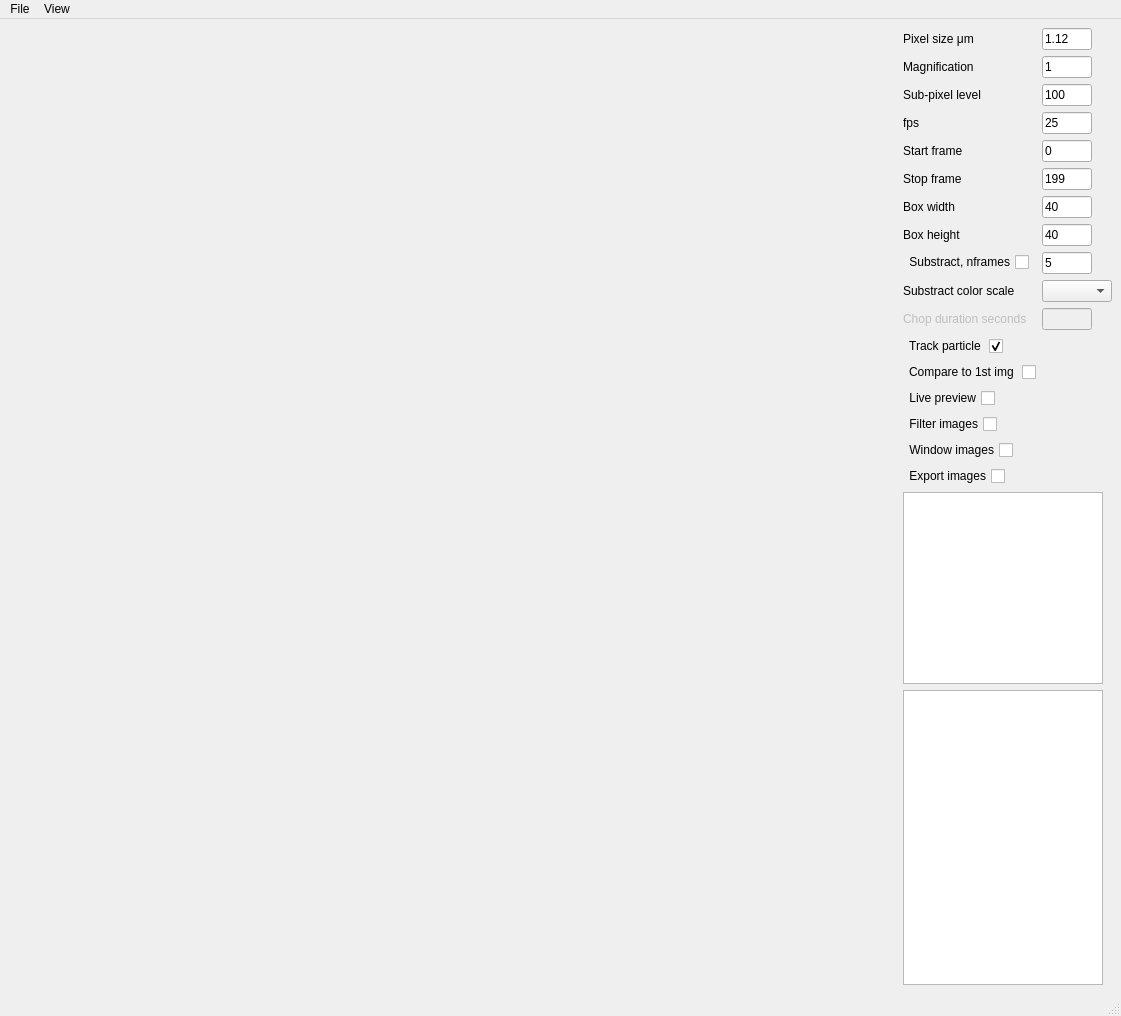
iMhack/NanoMotion, file mainMenu.ui: the form before one commit.
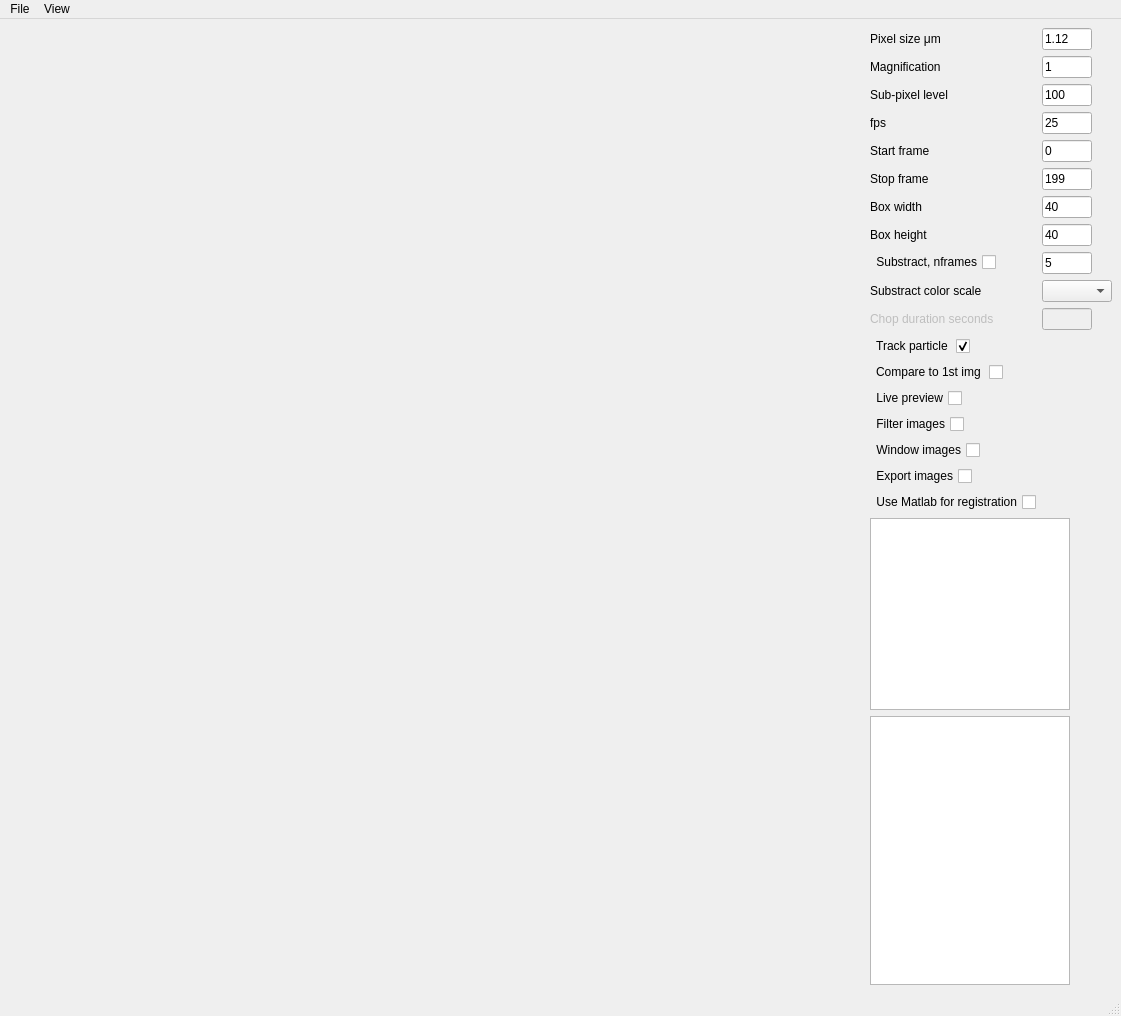
The form after the commit.

Commit message: Matlab backend support

Diff of the .ui file:
```diff
--- a/mainMenu.ui
+++ b/mainMenu.ui
@@ -544,6 +544,16 @@
           </property>
          </widget>
         </item>
+        <item row="18" column="0">
+         <widget class="QCheckBox" name="checkBox_matlab">
+          <property name="layoutDirection">
+           <enum>Qt::RightToLeft</enum>
+          </property>
+          <property name="text">
+           <string>Use Matlab for registration</string>
+          </property>
+         </widget>
+        </item>
        </layout>
       </item>
       <item>
```
The commit also changes 8 other files.
